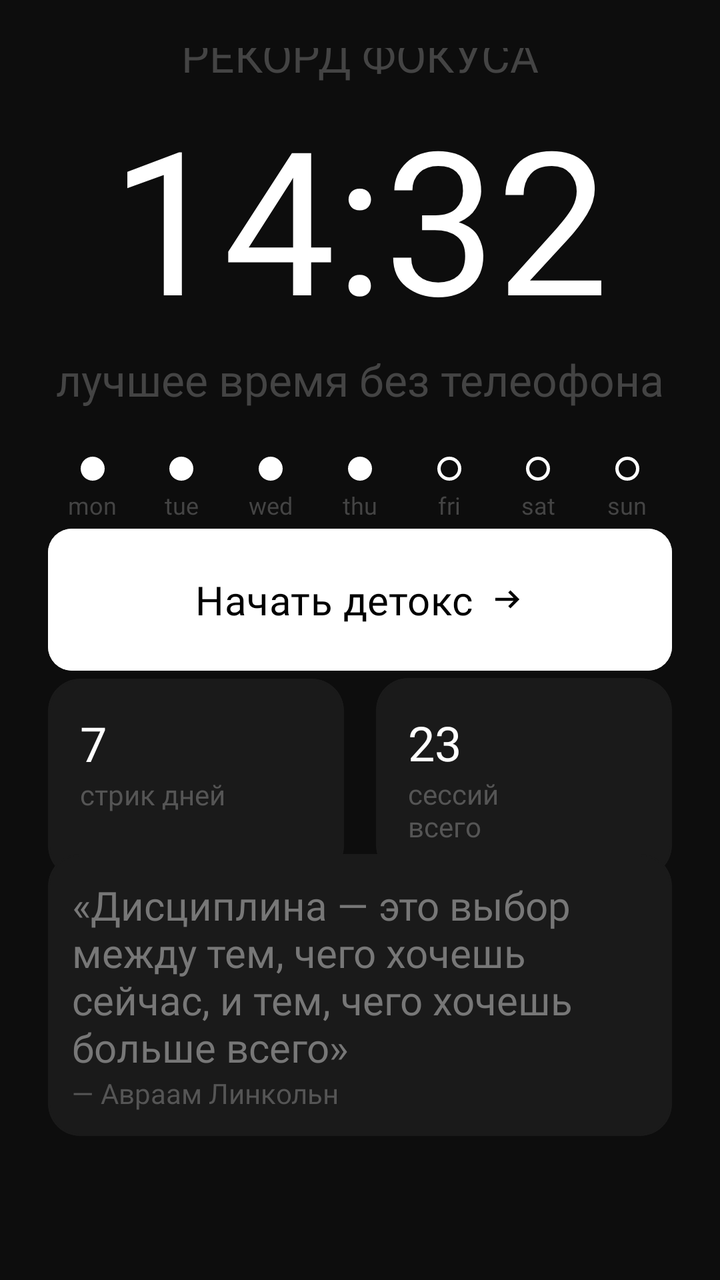
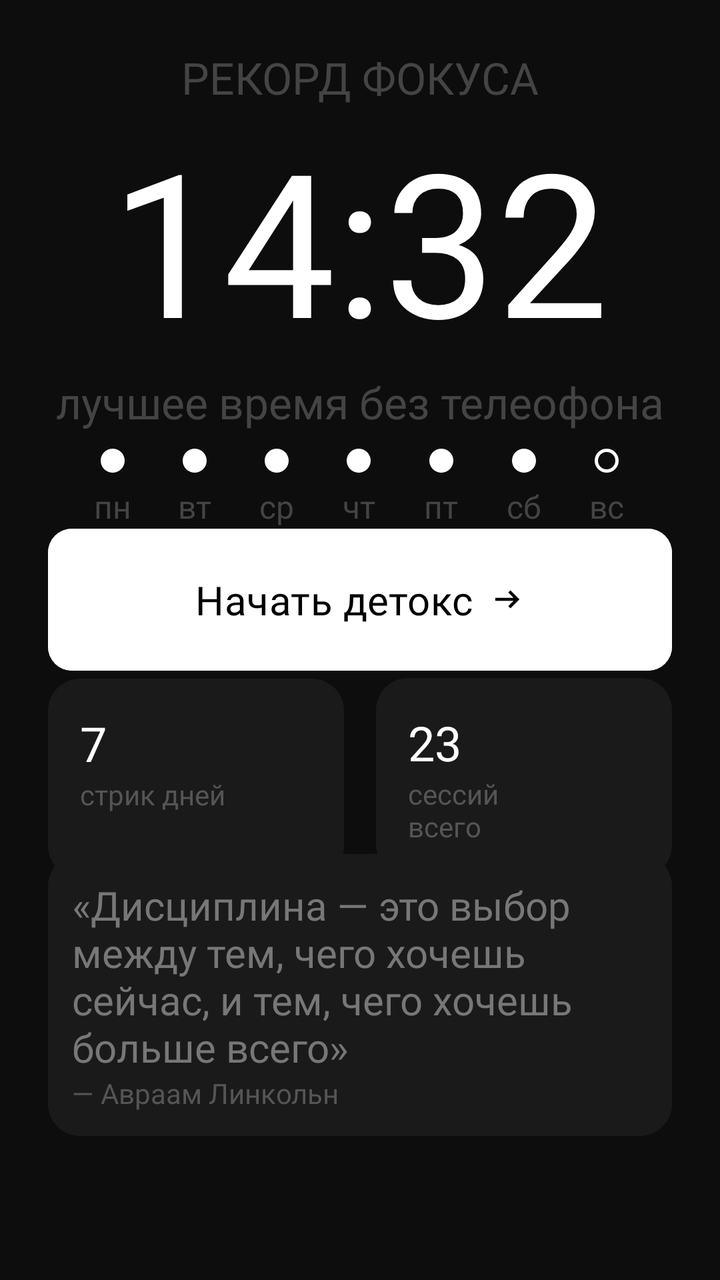

Before-and-after screenshots of an Android layout around one commit, followed by the original layout XML and the change that was made.
<!-- AndroidManifest.xml: application theme Theme.BoredomFocus -->
<!-- res/layout/fragment_home.xml -->
<?xml version="1.0" encoding="utf-8"?>
<androidx.constraintlayout.widget.ConstraintLayout xmlns:android="http://schemas.android.com/apk/res/android"
    xmlns:app="http://schemas.android.com/apk/res-auto"
    xmlns:tools="http://schemas.android.com/tools"
    android:layout_width="match_parent"
    android:layout_height="match_parent"
    android:background="#0D0D0D"
    android:padding="24dp"
    tools:context=".ui.HomeFragment">

    <TextView
        android:id="@+id/tvStreak1"
        android:layout_width="wrap_content"
        android:layout_height="wrap_content"
        android:fontFamily="@font/inter_medium"
        android:text="рекорд фокуса"
        android:textAllCaps="true"
        android:textColor="#444444"
        android:textSize="22sp"
        app:layout_constraintBottom_toTopOf="@+id/tvStreak2"
        app:layout_constraintEnd_toEndOf="parent"
        app:layout_constraintHorizontal_bias="0.5"
        app:layout_constraintStart_toStartOf="parent"
        app:layout_constraintTop_toTopOf="parent" />

    <TextView
        android:id="@+id/tvStreak2"
        android:layout_width="wrap_content"
        android:layout_height="wrap_content"
        android:fontFamily="@font/inter_bold"
        android:text="14:32"
        android:textColor="@color/white"
        android:textSize="100sp"
        app:layout_constraintBottom_toTopOf="@+id/tvStreak3"
        app:layout_constraintEnd_toEndOf="parent"
        app:layout_constraintHorizontal_bias="0.5"
        app:layout_constraintStart_toStartOf="parent"
        app:layout_constraintTop_toBottomOf="@+id/tvStreak1" />

    <TextView
        android:id="@+id/tvStreak3"
        android:layout_width="wrap_content"
        android:layout_height="wrap_content"
        android:fontFamily="@font/inter_medium"
        android:paddingBottom="24dp"
        android:text="лучшее время без телеофона"
        android:textColor="#444444"
        android:textSize="22sp"
        app:layout_constraintBottom_toTopOf="@+id/llWednesday"
        app:layout_constraintEnd_toEndOf="parent"
        app:layout_constraintHorizontal_bias="0.5"
        app:layout_constraintStart_toStartOf="parent"
        app:layout_constraintTop_toBottomOf="@+id/tvStreak2" />


    <LinearLayout
        android:id="@+id/llMonday"
        android:layout_width="0dp"
        android:layout_height="wrap_content"
        android:gravity="center"
        android:orientation="vertical"
        app:layout_constraintBottom_toTopOf="@+id/line1"
        app:layout_constraintEnd_toStartOf="@+id/llTuesday"
        app:layout_constraintHorizontal_bias="0.5"
        app:layout_constraintHorizontal_weight="1"
        app:layout_constraintStart_toStartOf="parent"
        app:layout_constraintTop_toBottomOf="@+id/tvStreak3">

        <View
            android:layout_width="12dp"
            android:layout_height="12dp"
            android:layout_marginBottom="4dp"
            android:background="@drawable/circle_filled" />

        <TextView
            android:layout_width="wrap_content"
            android:layout_height="wrap_content"
            android:fontFamily="@font/inter_regular"
            android:text="mon"
            android:textColor="#444444"
            android:textSize="12sp" />
    </LinearLayout>

    <LinearLayout
        android:id="@+id/llTuesday"
        android:layout_width="0dp"
        android:layout_height="wrap_content"
        android:gravity="center"
        android:orientation="vertical"
        app:layout_constraintBottom_toTopOf="@+id/line1"
        app:layout_constraintEnd_toStartOf="@+id/llWednesday"
        app:layout_constraintHorizontal_bias="0.5"
        app:layout_constraintHorizontal_weight="1"
        app:layout_constraintStart_toEndOf="@+id/llMonday"
        app:layout_constraintTop_toBottomOf="@+id/tvStreak3">

        <View
            android:layout_width="12dp"
            android:layout_height="12dp"
            android:layout_marginBottom="4dp"
            android:background="@drawable/circle_filled" />

        <TextView
            android:layout_width="wrap_content"
            android:layout_height="wrap_content"
            android:fontFamily="@font/inter_regular"
            android:text="tue"
            android:textColor="#444444"
            android:textSize="12sp" />
    </LinearLayout>

    <LinearLayout
        android:id="@+id/llWednesday"
        android:layout_width="0dp"
        android:layout_height="wrap_content"
        android:gravity="center"
        android:orientation="vertical"
        app:layout_constraintBottom_toTopOf="@+id/line1"
        app:layout_constraintEnd_toStartOf="@+id/llThursday"
        app:layout_constraintHorizontal_bias="0.5"
        app:layout_constraintHorizontal_weight="1"
        app:layout_constraintStart_toEndOf="@+id/llTuesday"
        app:layout_constraintTop_toBottomOf="@+id/tvStreak3">

        <View
            android:layout_width="12dp"
            android:layout_height="12dp"
            android:layout_marginBottom="4dp"
            android:background="@drawable/circle_filled" />

        <TextView
            android:layout_width="wrap_content"
            android:layout_height="wrap_content"
            android:fontFamily="@font/inter_regular"
            android:text="wed"
            android:textColor="#444444"
            android:textSize="12sp" />
    </LinearLayout>

    <LinearLayout
        android:id="@+id/llThursday"
        android:layout_width="0dp"
        android:layout_height="wrap_content"
        android:gravity="center"
        android:orientation="vertical"
        app:layout_constraintBottom_toTopOf="@+id/line1"
        app:layout_constraintEnd_toStartOf="@+id/llFriday"
        app:layout_constraintHorizontal_bias="0.5"
        app:layout_constraintHorizontal_weight="1"
        app:layout_constraintStart_toEndOf="@+id/llWednesday"
        app:layout_constraintTop_toBottomOf="@+id/tvStreak3">

        <View
            android:layout_width="12dp"
            android:layout_height="12dp"
            android:layout_marginBottom="4dp"
            android:background="@drawable/circle_filled" />

        <TextView
            android:layout_width="wrap_content"
            android:layout_height="wrap_content"
            android:fontFamily="@font/inter_regular"
            android:text="thu"
            android:textColor="#444444"
            android:textSize="12sp" />
    </LinearLayout>

    <LinearLayout
        android:id="@+id/llFriday"
        android:layout_width="0dp"
        android:layout_height="wrap_content"
        android:gravity="center"
        android:orientation="vertical"
        app:layout_constraintBottom_toTopOf="@+id/line1"
        app:layout_constraintEnd_toStartOf="@+id/llSaturday"
        app:layout_constraintHorizontal_bias="0.5"
        app:layout_constraintHorizontal_weight="1"
        app:layout_constraintStart_toEndOf="@+id/llThursday"
        app:layout_constraintTop_toBottomOf="@+id/tvStreak3">

        <View
            android:layout_width="12dp"
            android:layout_height="12dp"
            android:layout_marginBottom="4dp"
            android:background="@drawable/circle_empty" />

        <TextView
            android:layout_width="wrap_content"
            android:layout_height="wrap_content"
            android:fontFamily="@font/inter_regular"
            android:text="fri"
            android:textColor="#444444"
            android:textSize="12sp" />
    </LinearLayout>

    <LinearLayout
        android:id="@+id/llSaturday"
        android:layout_width="0dp"
        android:layout_height="wrap_content"
        android:gravity="center"
        android:orientation="vertical"
        app:layout_constraintBottom_toTopOf="@+id/line1"
        app:layout_constraintEnd_toStartOf="@+id/llSunday"
        app:layout_constraintHorizontal_bias="0.5"
        app:layout_constraintHorizontal_weight="1"
        app:layout_constraintStart_toEndOf="@+id/llFriday"
        app:layout_constraintTop_toBottomOf="@+id/tvStreak3">

        <View
            android:layout_width="12dp"
            android:layout_height="12dp"
            android:layout_marginBottom="4dp"
            android:background="@drawable/circle_empty" />

        <TextView
            android:layout_width="wrap_content"
            android:layout_height="wrap_content"
            android:fontFamily="@font/inter_regular"
            android:text="sat"
            android:textColor="#444444"
            android:textSize="12sp" />
    </LinearLayout>

    <LinearLayout
        android:id="@+id/llSunday"
        android:layout_width="0dp"
        android:layout_height="wrap_content"
        android:gravity="center"
        android:orientation="vertical"
        app:layout_constraintBottom_toTopOf="@+id/llThursday"
        app:layout_constraintEnd_toEndOf="parent"
        app:layout_constraintHorizontal_bias="0.5"
        app:layout_constraintHorizontal_weight="1"
        app:layout_constraintStart_toEndOf="@+id/llSaturday"
        app:layout_constraintTop_toBottomOf="@+id/llSaturday">

        <View
            android:layout_width="12dp"
            android:layout_height="12dp"
            android:layout_marginBottom="4dp"
            android:background="@drawable/circle_empty" />

        <TextView
            android:layout_width="wrap_content"
            android:layout_height="wrap_content"
            android:fontFamily="@font/inter_regular"
            android:text="sun"
            android:textColor="#444444"
            android:textSize="12sp" />
    </LinearLayout>


    <androidx.constraintlayout.widget.Guideline
        android:id="@+id/line1"
        android:layout_width="match_parent"
        android:layout_height="match_parent"
        android:orientation="horizontal"
        app:layout_constraintGuide_percent="0.40" />

    <com.google.android.material.button.MaterialButton
        android:id="@+id/btnStartDetox"
        android:layout_width="match_parent"
        android:layout_height="wrap_content"
        android:backgroundTint="@color/white"
        android:fontFamily="@font/inter_medium"
        android:padding="22dp"
        android:text="Начать детокс"
        android:textColor="@color/black"
        android:textSize="20sp"
        app:cornerRadius="12dp"
        app:icon="@drawable/ic_arrow_right"
        app:iconGravity="textEnd"
        app:iconTint="@color/black"
        app:layout_constraintBottom_toTopOf="@+id/cardRecord"
        app:layout_constraintEnd_toEndOf="parent"
        app:layout_constraintHorizontal_bias="0.5"
        app:layout_constraintStart_toStartOf="parent"
        app:layout_constraintTop_toTopOf="@+id/line1" />

    <com.google.android.material.card.MaterialCardView
        android:id="@+id/cardRecord"
        android:layout_width="0dp"
        android:layout_height="wrap_content"
        android:layout_marginRight="8dp"
        app:cardBackgroundColor="#1A1A1A"
        app:cardCornerRadius="16dp"
        app:layout_constraintBottom_toTopOf="@+id/line2"

        app:layout_constraintEnd_toStartOf="@+id/cardSession"
        app:layout_constraintHorizontal_bias="0.5"
        app:layout_constraintHorizontal_weight="1"
        app:layout_constraintStart_toStartOf="parent"
        app:layout_constraintTop_toBottomOf="@+id/btnStartDetox"
        app:strokeColor="#1A1A1A">

        <LinearLayout
            android:id="@+id/llRecord"
            android:layout_width="match_parent"
            android:layout_height="match_parent"
            android:orientation="vertical"
            android:padding="16dp">

            <TextView
                android:layout_width="wrap_content"
                android:layout_height="wrap_content"
                android:fontFamily="@font/inter_bold"
                android:text="7"
                android:textColor="@color/white"
                android:textSize="24sp" />

            <TextView
                android:layout_width="wrap_content"
                android:layout_height="wrap_content"
                android:fontFamily="@font/inter_regular"
                android:text="стрик дней\n"
                android:textColor="#555555"
                android:textSize="14sp" />
        </LinearLayout>

    </com.google.android.material.card.MaterialCardView>

    <com.google.android.material.card.MaterialCardView
        android:id="@+id/cardSession"
        android:layout_width="0dp"
        android:layout_height="wrap_content"
        android:layout_marginLeft="8dp"
        app:cardBackgroundColor="#1A1A1A"
        app:cardCornerRadius="16dp"
        app:layout_constraintBottom_toTopOf="@+id/line2"

        app:layout_constraintEnd_toEndOf="parent"
        app:layout_constraintHorizontal_bias="0.5"
        app:layout_constraintHorizontal_weight="1"
        app:layout_constraintStart_toEndOf="@+id/cardRecord"
        app:layout_constraintTop_toBottomOf="@+id/btnStartDetox"
        app:strokeColor="#1A1A1A">

        <LinearLayout
            android:id="@+id/llSession"
            android:layout_width="match_parent"
            android:layout_height="match_parent"
            android:orientation="vertical"
            android:padding="16dp">

            <TextView
                android:layout_width="wrap_content"
                android:layout_height="wrap_content"
                android:fontFamily="@font/inter_bold"
                android:text="23"
                android:textColor="@color/white"
                android:textSize="24sp" />

            <TextView
                android:layout_width="wrap_content"
                android:layout_height="wrap_content"
                android:fontFamily="@font/inter_regular"
                android:text="сессий\nвсего"
                android:textColor="#555555"
                android:textSize="14sp" />
        </LinearLayout>

    </com.google.android.material.card.MaterialCardView>

    <androidx.constraintlayout.widget.Guideline
        android:id="@+id/line2"
        android:layout_width="match_parent"
        android:layout_height="match_parent"
        android:orientation="horizontal"
        app:layout_constraintGuide_percent="0.70" />

    <com.google.android.material.card.MaterialCardView
        android:id="@+id/cardQuote"
        android:layout_width="match_parent"
        android:layout_height="wrap_content"
        app:cardBackgroundColor="#1A1A1A"
        app:cardCornerRadius="16dp"
        app:layout_constraintBottom_toTopOf="@+id/line3"
        app:layout_constraintEnd_toEndOf="parent"
        app:layout_constraintHorizontal_bias="0.5"
        app:layout_constraintStart_toStartOf="parent"
        app:layout_constraintTop_toTopOf="@+id/line2"
        app:strokeColor="#1A1A1A">

        <LinearLayout
            android:id="@+id/llQuote"
            android:layout_width="match_parent"
            android:layout_height="match_parent"
            android:orientation="vertical"
            android:padding="12dp">

            <TextView
                android:layout_width="wrap_content"
                android:layout_height="wrap_content"
                android:fontFamily="@font/inter_italic"
                android:text="\«Дисциплина — это выбор между тем, чего хочешь сейчас, и тем, чего хочешь больше всего\»"
                android:textColor="#777777"
                android:textSize="20sp" />

            <TextView
                android:layout_width="wrap_content"
                android:layout_height="wrap_content"
                android:fontFamily="@font/inter_regular"
                android:text="— Авраам Линкольн"
                android:textColor="#555555"
                android:textSize="14sp" />
        </LinearLayout>

    </com.google.android.material.card.MaterialCardView>

    <androidx.constraintlayout.widget.Guideline
        android:id="@+id/line3"
        android:layout_width="match_parent"
        android:layout_height="match_parent"
        android:orientation="horizontal"
        app:layout_constraintGuide_percent="0.90" />

</androidx.constraintlayout.widget.ConstraintLayout>
<!-- resources referenced by this layout -->
<resources>
  <color name="black">#FF000000</color>
  <color name="white">#FFFFFFFF</color>
  <!-- drawable circle_empty (drawable) -->
  <?xml version="1.0" encoding="utf-8"?>
  <shape xmlns:android="http://schemas.android.com/apk/res/android" android:shape="oval">
      <stroke android:width="1.5dp" android:color="#FFFFFF"/>
      <size android:height="16dp" android:width="16dp"/>
  </shape>
  <!-- drawable circle_filled (drawable) -->
  <?xml version="1.0" encoding="utf-8"?>
  <shape xmlns:android="http://schemas.android.com/apk/res/android"
      android:shape="oval">
      <solid android:color="#FFFFFF"/>
      <size android:height="12dp" android:width="12dp"/>
  </shape>
  <!-- drawable ic_arrow_right (drawable) -->
  <vector xmlns:android="http://schemas.android.com/apk/res/android" android:autoMirrored="true" android:height="24dp" android:tint="#000000" android:viewportHeight="960" android:viewportWidth="960" android:width="24dp">
        
      <path android:fillColor="@android:color/white" android:pathData="M560,720L504,662L646,520L160,520L160,440L646,440L504,298L560,240L800,480L560,720Z"/>
      
  </vector>
  <style name="Theme.BoredomFocus" parent="Base.Theme.BoredomFocus" />
  <style name="Base.Theme.BoredomFocus" parent="Theme.Material3.DayNight.NoActionBar">
          
          
      </style>
</resources>

<!-- the commit's change to res/layout/fragment_home.xml (unified diff, before → after) -->
@@ -42,7 +42,7 @@
         android:layout_width="wrap_content"
         android:layout_height="wrap_content"
         android:fontFamily="@font/inter_medium"
-        android:paddingBottom="24dp"
+        android:paddingBottom="12dp"
         android:text="лучшее время без телеофона"
         android:textColor="#444444"
         android:textSize="22sp"
@@ -52,203 +52,185 @@
         app:layout_constraintStart_toStartOf="parent"
         app:layout_constraintTop_toBottomOf="@+id/tvStreak2" />
 
-
     <LinearLayout
-        android:id="@+id/llMonday"
-        android:layout_width="0dp"
-        android:layout_height="wrap_content"
-        android:gravity="center"
-        android:orientation="vertical"
+        android:id="@+id/cardWeek"
+        android:layout_width="match_parent"
+        android:layout_height="wrap_content"
+        android:orientation="horizontal"
+        android:padding="12dp"
         app:layout_constraintBottom_toTopOf="@+id/line1"
-        app:layout_constraintEnd_toStartOf="@+id/llTuesday"
-        app:layout_constraintHorizontal_bias="0.5"
-        app:layout_constraintHorizontal_weight="1"
-        app:layout_constraintStart_toStartOf="parent"
-        app:layout_constraintTop_toBottomOf="@+id/tvStreak3">
-
-        <View
-            android:layout_width="12dp"
-            android:layout_height="12dp"
-            android:layout_marginBottom="4dp"
-            android:background="@drawable/circle_filled" />
-
-        <TextView
-            android:layout_width="wrap_content"
-            android:layout_height="wrap_content"
-            android:fontFamily="@font/inter_regular"
-            android:text="mon"
-            android:textColor="#444444"
-            android:textSize="12sp" />
+        app:layout_constraintTop_toBottomOf="@+id/tvStreak3"
+        tools:layout_editor_absoluteX="24dp">
+
+        <LinearLayout
+            android:layout_width="0dp"
+            android:layout_height="wrap_content"
+            android:layout_weight="1"
+            android:gravity="center"
+            android:orientation="vertical">
+
+            <View
+                android:id="@+id/viewMonday"
+                android:layout_width="12dp"
+                android:layout_height="12dp"
+                android:background="@drawable/circle_filled" />
+
+            <TextView
+                android:layout_width="wrap_content"
+                android:layout_height="wrap_content"
+                android:layout_marginTop="6dp"
+                android:fontFamily="@font/inter_regular"
+                android:text="пн"
+                android:textColor="#444444"
+                android:textSize="16sp" />
+
+        </LinearLayout>
+
+        <LinearLayout
+            android:layout_width="0dp"
+            android:layout_height="wrap_content"
+            android:layout_weight="1"
+            android:gravity="center"
+            android:orientation="vertical">
+
+            <View
+                android:id="@+id/viewTuesday"
+                android:layout_width="12dp"
+                android:layout_height="12dp"
+                android:background="@drawable/circle_filled" />
+
+            <TextView
+                android:layout_width="wrap_content"
+                android:layout_height="wrap_content"
+                android:layout_marginTop="6dp"
+                android:fontFamily="@font/inter_regular"
+                android:text="вт"
+                android:textColor="#444444"
+                android:textSize="16sp" />
+
+        </LinearLayout>
+
+        <LinearLayout
+            android:layout_width="0dp"
+            android:layout_height="wrap_content"
+            android:layout_weight="1"
+            android:gravity="center"
+            android:orientation="vertical">
+
+            <View
+                android:id="@+id/viewWednesday"
+                android:layout_width="12dp"
+                android:layout_height="12dp"
+                android:background="@drawable/circle_filled" />
+
+            <TextView
+                android:layout_width="wrap_content"
+                android:layout_height="wrap_content"
+                android:layout_marginTop="6dp"
+                android:fontFamily="@font/inter_regular"
+                android:text="ср"
+                android:textColor="#444444"
+                android:textSize="16sp" />
+
+        </LinearLayout>
+
+        <LinearLayout
+            android:layout_width="0dp"
+            android:layout_height="wrap_content"
+            android:layout_weight="1"
+            android:gravity="center"
+            android:orientation="vertical">
+
+            <View
+                android:id="@+id/viewThursday"
+                android:layout_width="12dp"
+                android:layout_height="12dp"
+                android:background="@drawable/circle_filled" />
+
+            <TextView
+                android:layout_width="wrap_content"
+                android:layout_height="wrap_content"
+                android:layout_marginTop="6dp"
+                android:fontFamily="@font/inter_regular"
+                android:text="чт"
+                android:textColor="#444444"
+                android:textSize="16sp" />
+
+        </LinearLayout>
+
+        <LinearLayout
+            android:layout_width="0dp"
+            android:layout_height="wrap_content"
+            android:layout_weight="1"
+            android:gravity="center"
+            android:orientation="vertical">
+
+            <View
+                android:id="@+id/viewFriday"
+                android:layout_width="12dp"
+                android:layout_height="12dp"
+                android:background="@drawable/circle_filled" />
+
+            <TextView
+                android:layout_width="wrap_content"
+                android:layout_height="wrap_content"
+                android:layout_marginTop="6dp"
+                android:fontFamily="@font/inter_regular"
+                android:text="пт"
+                android:textColor="#444444"
+                android:textSize="16sp" />
+
+        </LinearLayout>
+
+        <LinearLayout
+            android:layout_width="0dp"
+            android:layout_height="wrap_content"
+            android:layout_weight="1"
+            android:gravity="center"
+            android:orientation="vertical">
+
+            <View
+                android:id="@+id/viewSaturday"
+                android:layout_width="12dp"
+                android:layout_height="12dp"
+                android:background="@drawable/circle_filled" />
+
+            <TextView
+                android:layout_width="wrap_content"
+                android:layout_height="wrap_content"
+                android:layout_marginTop="6dp"
+                android:fontFamily="@font/inter_regular"
+                android:text="сб"
+                android:textColor="#444444"
+                android:textSize="16sp" />
+
+        </LinearLayout>
+
+        <LinearLayout
+            android:layout_width="0dp"
+            android:layout_height="wrap_content"
+            android:layout_weight="1"
+            android:gravity="center"
+            android:orientation="vertical">
+
+            <View
+                android:id="@+id/viewSunday"
+                android:layout_width="12dp"
+                android:layout_height="12dp"
+                android:background="@drawable/circle_empty" />
+
+            <TextView
+                android:layout_width="wrap_content"
+                android:layout_height="wrap_content"
+                android:layout_marginTop="6dp"
+                android:fontFamily="@font/inter_regular"
+                android:text="вс"
+                android:textColor="#444444"
+                android:textSize="16sp" />
+
+        </LinearLayout>
+
     </LinearLayout>
-
-    <LinearLayout
-        android:id="@+id/llTuesday"
-        android:layout_width="0dp"
-        android:layout_height="wrap_content"
-        android:gravity="center"
-        android:orientation="vertical"
-        app:layout_constraintBottom_toTopOf="@+id/line1"
-        app:layout_constraintEnd_toStartOf="@+id/llWednesday"
-        app:layout_constraintHorizontal_bias="0.5"
-        app:layout_constraintHorizontal_weight="1"
-        app:layout_constraintStart_toEndOf="@+id/llMonday"
-        app:layout_constraintTop_toBottomOf="@+id/tvStreak3">
-
-        <View
-            android:layout_width="12dp"
-            android:layout_height="12dp"
-            android:layout_marginBottom="4dp"
-            android:background="@drawable/circle_filled" />
-
-        <TextView
-            android:layout_width="wrap_content"
-            android:layout_height="wrap_content"
-            android:fontFamily="@font/inter_regular"
-            android:text="tue"
-            android:textColor="#444444"
-            android:textSize="12sp" />
-    </LinearLayout>
-
-    <LinearLayout
-        android:id="@+id/llWednesday"
-        android:layout_width="0dp"
-        android:layout_height="wrap_content"
-        android:gravity="center"
-        android:orientation="vertical"
-        app:layout_constraintBottom_toTopOf="@+id/line1"
-        app:layout_constraintEnd_toStartOf="@+id/llThursday"
-        app:layout_constraintHorizontal_bias="0.5"
-        app:layout_constraintHorizontal_weight="1"
-        app:layout_constraintStart_toEndOf="@+id/llTuesday"
-        app:layout_constraintTop_toBottomOf="@+id/tvStreak3">
-
-        <View
-            android:layout_width="12dp"
-            android:layout_height="12dp"
-            android:layout_marginBottom="4dp"
-            android:background="@drawable/circle_filled" />
-
-        <TextView
-            android:layout_width="wrap_content"
-            android:layout_height="wrap_content"
-            android:fontFamily="@font/inter_regular"
-            android:text="wed"
-            android:textColor="#444444"
-            android:textSize="12sp" />
-    </LinearLayout>
-
-    <LinearLayout
-        android:id="@+id/llThursday"
-        android:layout_width="0dp"
-        android:layout_height="wrap_content"
-        android:gravity="center"
-        android:orientation="vertical"
-        app:layout_constraintBottom_toTopOf="@+id/line1"
-        app:layout_constraintEnd_toStartOf="@+id/llFriday"
-        app:layout_constraintHorizontal_bias="0.5"
-        app:layout_constraintHorizontal_weight="1"
-        app:layout_constraintStart_toEndOf="@+id/llWednesday"
-        app:layout_constraintTop_toBottomOf="@+id/tvStreak3">
-
-        <View
-            android:layout_width="12dp"
-            android:layout_height="12dp"
-            android:layout_marginBottom="4dp"
-            android:background="@drawable/circle_filled" />
-
-        <TextView
-            android:layout_width="wrap_content"
-            android:layout_height="wrap_content"
-            android:fontFamily="@font/inter_regular"
-            android:text="thu"
-            android:textColor="#444444"
-            android:textSize="12sp" />
-    </LinearLayout>
-
-    <LinearLayout
-        android:id="@+id/llFriday"
-        android:layout_width="0dp"
-        android:layout_height="wrap_content"
-        android:gravity="center"
-        android:orientation="vertical"
-        app:layout_constraintBottom_toTopOf="@+id/line1"
-        app:layout_constraintEnd_toStartOf="@+id/llSaturday"
-        app:layout_constraintHorizontal_bias="0.5"
-        app:layout_constraintHorizontal_weight="1"
-        app:layout_constraintStart_toEndOf="@+id/llThursday"
-        app:layout_constraintTop_toBottomOf="@+id/tvStreak3">
-
-        <View
-            android:layout_width="12dp"
-            android:layout_height="12dp"
-            android:layout_marginBottom="4dp"
-            android:background="@drawable/circle_empty" />
-
-        <TextView
-            android:layout_width="wrap_content"
-            android:layout_height="wrap_content"
-            android:fontFamily="@font/inter_regular"
-            android:text="fri"
-            android:textColor="#444444"
-            android:textSize="12sp" />
-    </LinearLayout>
-
-    <LinearLayout
-        android:id="@+id/llSaturday"
-        android:layout_width="0dp"
-        android:layout_height="wrap_content"
-        android:gravity="center"
-        android:orientation="vertical"
-        app:layout_constraintBottom_toTopOf="@+id/line1"
-        app:layout_constraintEnd_toStartOf="@+id/llSunday"
-        app:layout_constraintHorizontal_bias="0.5"
-        app:layout_constraintHorizontal_weight="1"
-        app:layout_constraintStart_toEndOf="@+id/llFriday"
-        app:layout_constraintTop_toBottomOf="@+id/tvStreak3">
-
-        <View
-            android:layout_width="12dp"
-            android:layout_height="12dp"
-            android:layout_marginBottom="4dp"
-            android:background="@drawable/circle_empty" />
-
-        <TextView
-            android:layout_width="wrap_content"
-            android:layout_height="wrap_content"
-            android:fontFamily="@font/inter_regular"
-            android:text="sat"
-            android:textColor="#444444"
-            android:textSize="12sp" />
-    </LinearLayout>
-
-    <LinearLayout
-        android:id="@+id/llSunday"
-        android:layout_width="0dp"
-        android:layout_height="wrap_content"
-        android:gravity="center"
-        android:orientation="vertical"
-        app:layout_constraintBottom_toTopOf="@+id/llThursday"
-        app:layout_constraintEnd_toEndOf="parent"
-        app:layout_constraintHorizontal_bias="0.5"
-        app:layout_constraintHorizontal_weight="1"
-        app:layout_constraintStart_toEndOf="@+id/llSaturday"
-        app:layout_constraintTop_toBottomOf="@+id/llSaturday">
-
-        <View
-            android:layout_width="12dp"
-            android:layout_height="12dp"
-            android:layout_marginBottom="4dp"
-            android:background="@drawable/circle_empty" />
-
-        <TextView
-            android:layout_width="wrap_content"
-            android:layout_height="wrap_content"
-            android:fontFamily="@font/inter_regular"
-            android:text="sun"
-            android:textColor="#444444"
-            android:textSize="12sp" />
-    </LinearLayout>
-
 
     <androidx.constraintlayout.widget.Guideline
         android:id="@+id/line1"
